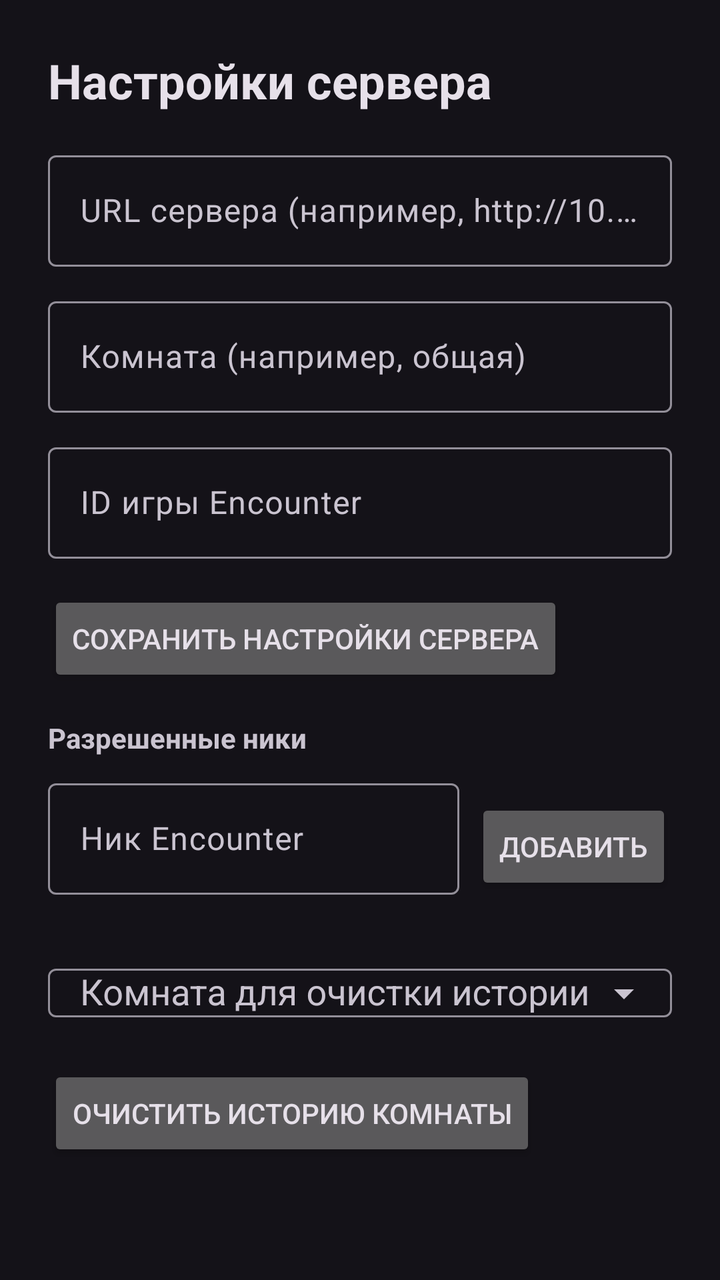
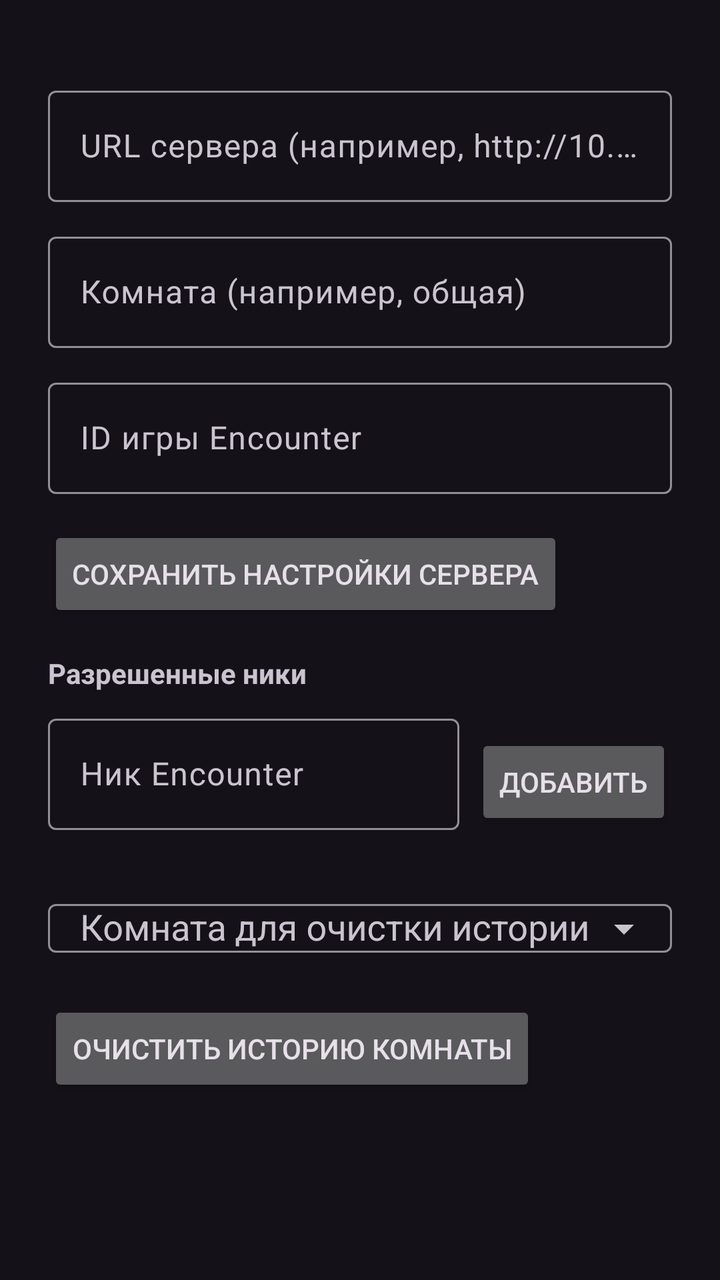

The first picture is an Android layout as it rendered before a commit; the second is the same layout after the commit. The layout source and the unified diff follow.
<!-- AndroidManifest.xml: application theme Theme.GameChatAndroid -->
<!-- res/layout/fragment_server_settings.xml -->
<?xml version="1.0" encoding="utf-8"?>
<LinearLayout xmlns:android="http://schemas.android.com/apk/res/android"
    xmlns:app="http://schemas.android.com/apk/res-auto"
    android:layout_width="match_parent"
    android:layout_height="match_parent"
    android:background="?attr/colorSurface"
    android:orientation="vertical"
    android:padding="24dp">

    <TextView
        android:id="@+id/serverSettingsTitle"
        android:layout_width="wrap_content"
        android:layout_height="wrap_content"
        android:text="@string/menu_server_settings"
        android:textColor="?attr/colorOnSurface"
        android:textSize="24sp"
        android:textStyle="bold" />

    <TextView
        android:id="@+id/serverSettingsAccessDenied"
        android:layout_width="wrap_content"
        android:layout_height="wrap_content"
        android:layout_marginTop="14dp"
        android:text="@string/admin_access_denied"
        android:textColor="#B00020"
        android:textSize="15sp"
        android:visibility="gone" />

    <com.google.android.material.textfield.TextInputLayout
        android:id="@+id/serverUrlLayout"
        android:layout_width="match_parent"
        android:layout_height="wrap_content"
        android:layout_marginTop="16dp"
        android:hint="@string/settings_server_url_hint">

        <com.google.android.material.textfield.TextInputEditText
            android:id="@+id/serverUrlInput"
            android:layout_width="match_parent"
            android:layout_height="wrap_content"
            android:imeOptions="actionNext"
            android:inputType="textUri"
            android:maxLines="1" />
    </com.google.android.material.textfield.TextInputLayout>

    <com.google.android.material.textfield.TextInputLayout
        android:id="@+id/chatRoomLayout"
        android:layout_width="match_parent"
        android:layout_height="wrap_content"
        android:layout_marginTop="12dp"
        android:hint="@string/settings_room_hint">

        <com.google.android.material.textfield.TextInputEditText
            android:id="@+id/chatRoomInput"
            android:layout_width="match_parent"
            android:layout_height="wrap_content"
            android:imeOptions="actionDone"
            android:inputType="text"
            android:maxLines="1" />
    </com.google.android.material.textfield.TextInputLayout>

    <com.google.android.material.textfield.TextInputLayout
        android:id="@+id/encGameIdLayout"
        android:layout_width="match_parent"
        android:layout_height="wrap_content"
        android:layout_marginTop="12dp"
        android:hint="@string/settings_enc_game_id_hint">

        <com.google.android.material.textfield.TextInputEditText
            android:id="@+id/encGameIdInput"
            android:layout_width="match_parent"
            android:layout_height="wrap_content"
            android:imeOptions="actionDone"
            android:inputType="number"
            android:maxLines="1" />
    </com.google.android.material.textfield.TextInputLayout>

    <Button
        android:id="@+id/saveServerSettingsButton"
        android:layout_width="wrap_content"
        android:layout_height="wrap_content"
        android:layout_marginTop="16dp"
        android:text="@string/settings_save_server" />

    <TextView
        android:id="@+id/allowedNicksTitle"
        android:layout_width="wrap_content"
        android:layout_height="wrap_content"
        android:layout_marginTop="16dp"
        android:text="@string/settings_allowed_nicks_title"
        android:textStyle="bold" />

    <LinearLayout
        android:layout_width="match_parent"
        android:layout_height="wrap_content"
        android:layout_marginTop="8dp"
        android:orientation="horizontal">

        <com.google.android.material.textfield.TextInputLayout
            android:layout_width="0dp"
            android:layout_height="wrap_content"
            android:layout_weight="1"
            android:hint="@string/settings_allowed_nick_hint">

            <com.google.android.material.textfield.TextInputEditText
                android:id="@+id/allowedNickInput"
                android:layout_width="match_parent"
                android:layout_height="wrap_content"
                android:maxLines="1" />
        </com.google.android.material.textfield.TextInputLayout>

        <Button
            android:id="@+id/addAllowedNickButton"
            android:layout_width="wrap_content"
            android:layout_height="wrap_content"
            android:layout_marginStart="8dp"
            android:layout_gravity="bottom"
            android:text="@string/settings_allowed_nick_add" />
    </LinearLayout>

    <LinearLayout
        android:id="@+id/allowedNicksContainer"
        android:layout_width="match_parent"
        android:layout_height="wrap_content"
        android:layout_marginTop="8dp"
        android:orientation="vertical" />

    <com.google.android.material.textfield.TextInputLayout
        android:id="@+id/clearRoomSelectorLayout"
        android:layout_width="match_parent"
        android:layout_height="wrap_content"
        android:layout_marginTop="12dp"
        android:hint="@string/settings_clear_room_selector_hint"
        app:endIconMode="dropdown_menu">

        <com.google.android.material.textfield.MaterialAutoCompleteTextView
            android:id="@+id/clearRoomSelectorInput"
            android:layout_width="match_parent"
            android:layout_height="wrap_content"
            android:inputType="text"
            android:paddingStart="16dp"
            android:paddingEnd="16dp"
            android:maxLines="1" />
    </com.google.android.material.textfield.TextInputLayout>

    <Button
        android:id="@+id/clearRoomHistoryButton"
        android:layout_width="wrap_content"
        android:layout_height="wrap_content"
        android:layout_marginTop="12dp"
        android:text="@string/settings_clear_room_history" />

</LinearLayout>
<!-- resources referenced by this layout -->
<resources>
  <string name="admin_access_denied">Настройки сервера доступны только администраторам.</string>
  <string name="menu_server_settings">Настройки сервера</string>
  <string name="settings_allowed_nick_add">Добавить</string>
  <string name="settings_allowed_nick_hint">Ник Encounter</string>
  <string name="settings_allowed_nicks_title">Разрешенные ники</string>
  <string name="settings_clear_room_history">Очистить историю комнаты</string>
  <string name="settings_clear_room_selector_hint">Комната для очистки истории</string>
  <string name="settings_enc_game_id_hint">ID игры Encounter</string>
  <string name="settings_room_hint">Комната (например, общая)</string>
  <string name="settings_save_server">Сохранить настройки сервера</string>
  <string name="settings_server_url_hint">URL сервера (например, http://10.0.2.2:8080)</string>
  <style name="Theme.GameChatAndroid" parent="Theme.Material3.Dark.NoActionBar">
          <item name="colorPrimary">#7AA2FF</item>
          <item name="colorOnPrimary">#0B1220</item>
          <item name="colorPrimaryContainer">#7AA2FF</item>
          <item name="colorOnPrimaryContainer">#0B1220</item>
          <item name="android:statusBarColor">?attr/colorSurface</item>
          <item name="android:navigationBarColor">?attr/colorSurface</item>
      </style>
</resources>

<!-- the commit's change to res/layout/fragment_server_settings.xml (unified diff, before → after) -->
@@ -8,19 +8,10 @@
     android:padding="24dp">
 
     <TextView
-        android:id="@+id/serverSettingsTitle"
-        android:layout_width="wrap_content"
-        android:layout_height="wrap_content"
-        android:text="@string/menu_server_settings"
-        android:textColor="?attr/colorOnSurface"
-        android:textSize="24sp"
-        android:textStyle="bold" />
-
-    <TextView
         android:id="@+id/serverSettingsAccessDenied"
         android:layout_width="wrap_content"
         android:layout_height="wrap_content"
-        android:layout_marginTop="14dp"
+        android:layout_marginTop="0dp"
         android:text="@string/admin_access_denied"
         android:textColor="#B00020"
         android:textSize="15sp"
<!-- resource entries referenced after the edit -->
@@ -1,7 +1,6 @@
 <!-- resources referenced by this layout -->
 <resources>
   <string name="admin_access_denied">Настройки сервера доступны только администраторам.</string>
-  <string name="menu_server_settings">Настройки сервера</string>
   <string name="settings_allowed_nick_add">Добавить</string>
   <string name="settings_allowed_nick_hint">Ник Encounter</string>
   <string name="settings_allowed_nicks_title">Разрешенные ники</string>
